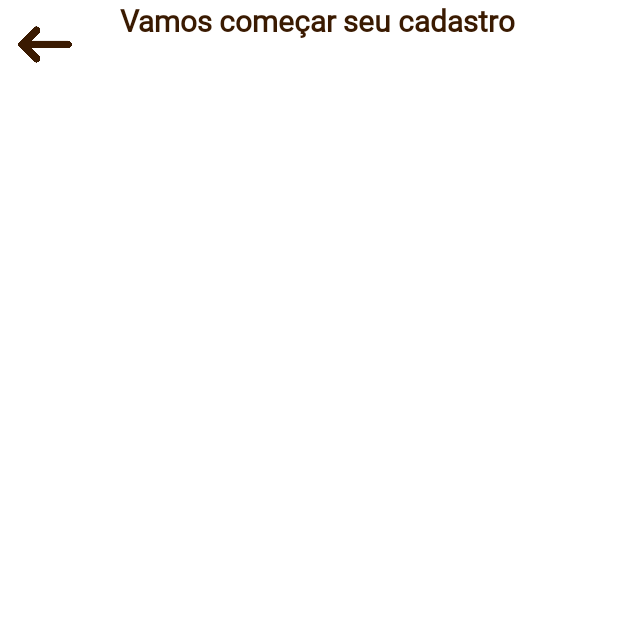
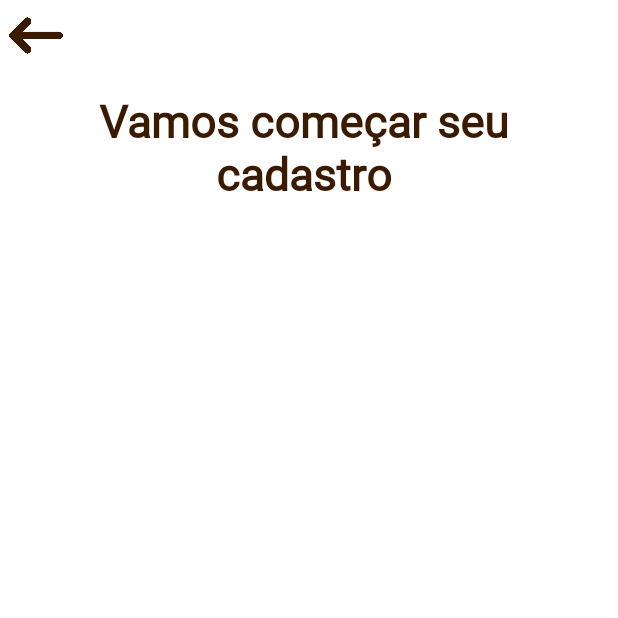
Before and after one commit to Arturleone/PetMaps, an Android app: the Cadastro screen opened directly, with no data from a screen before it, on a phone screen of 412 x 824 dp, the top half of it. Run offline under Robolectric (Android 15) with nearby library versions, the phone set to English and light mode, and no system bars.

Commit message:
Correção código

```diff
--- a/app/src/main/java/com/example/petmaps/Cadastro.kt
+++ b/app/src/main/java/com/example/petmaps/Cadastro.kt
@@ -1,6 +1,10 @@
 package com.example.petmaps
 
+import android.annotation.SuppressLint
+import android.content.Intent
 import android.os.Bundle
+import android.widget.Button
+import android.widget.ImageView
 import androidx.activity.enableEdgeToEdge
 import androidx.appcompat.app.AppCompatActivity
 import androidx.core.view.ViewCompat
@@ -11,5 +15,12 @@ class Cadastro : AppCompatActivity() {
         super.onCreate(savedInstanceState)
         enableEdgeToEdge()
         setContentView(R.layout.activity_cadastro)
+
+        val botao = findViewById<ImageView>(R.id.voltar)
+        botao.setOnClickListener {
+            val intent = Intent(this, Login::class.java)
+            startActivity(intent)
+            finish()
+        }
     }
 }
--- a/app/src/main/java/com/example/petmaps/MainActivity.kt
+++ b/app/src/main/java/com/example/petmaps/MainActivity.kt
@@ -12,7 +12,7 @@ class MainActivity : AppCompatActivity() {
         enableEdgeToEdge()
         setContentView(R.layout.activity_splash)
         Handler().postDelayed({
-            val intent = Intent(this, Login::class.java)
+            val intent = Intent(this, HomeScreen::class.java)
             startActivity(intent)
             finish()
         }, 2000)
--- a/app/src/main/res/layout/activity_cadastro.xml
+++ b/app/src/main/res/layout/activity_cadastro.xml
@@ -9,91 +9,48 @@
     android:orientation="vertical"
     tools:context=".Login">
 
-    <LinearLayout
-        android:id="@+id/linearLayout2"
+    <ScrollView
+        android:layout_width="match_parent"
+        android:layout_height="match_parent">
+    <androidx.constraintlayout.widget.ConstraintLayout
+        android:id="@+id/relativeLayout"
         android:layout_width="match_parent"
         android:layout_height="0dp"
+        android:gravity="center"
         app:layout_constraintBottom_toBottomOf="parent"
         app:layout_constraintStart_toStartOf="parent"
         app:layout_constraintTop_toTopOf="parent">
 
+
         <ImageView
-            android:id="@+id/imageView3"
+            android:id="@+id/voltar"
             android:layout_width="40dp"
             android:layout_height="39dp"
-            android:layout_marginStart="10dp"
-            android:layout_marginTop="10dp"
+
+            android:layout_marginStart="4dp"
+            android:layout_marginTop="4dp"
+            app:layout_constraintStart_toStartOf="parent"
+            app:layout_constraintTop_toTopOf="parent"
             app:srcCompat="@drawable/voltar" />
 
         <TextView
-            android:layout_width="350dp"
+            android:id="@+id/textView6"
+            android:layout_width="300dp"
             android:layout_height="wrap_content"
-            android:layout_marginLeft="30dp"
+            android:layout_marginStart="52dp"
+            android:layout_marginTop="60dp"
             android:fontFamily="@font/firasans"
             android:text="Vamos começar seu cadastro"
-            android:textAlignment="textStart"
+            android:textAlignment="center"
             android:textColor="#3A1A01"
-            android:textSize="20dp"
-            android:textStyle="bold" />
-
-        <LinearLayout
-            android:layout_width="350dp"
-            android:layout_height="match_parent"
-            android:layout_marginLeft="30dp"
-            android:layout_marginTop="5dp"
-            android:orientation="vertical">
-
-            <EditText
-                android:layout_width="match_parent"
-                android:layout_height="wrap_content"
-                android:layout_marginTop="2dp"
-                android:background="@drawable/edittext_border"
-                android:hint="Nome completo"
-                android:padding="8dp"
-                android:textSize="15sp" />
-
-            <EditText
-                android:layout_width="match_parent"
-                android:layout_height="wrap_content"
-                android:layout_marginTop="5dp"
-                android:background="@drawable/edittext_border"
-                android:hint="Apelido"
-                android:padding="8dp"
-                android:textSize="15sp" />
-
-            <EditText
-                android:layout_width="match_parent"
-                android:layout_height="wrap_content"
-                android:layout_marginTop="5dp"
-                android:background="@drawable/edittext_border"
-                android:hint="Endereço de e-mail"
-                android:padding="8dp"
-                android:textSize="15sp" />
-
-            <EditText
-                android:layout_width="match_parent"
-                android:layout_height="wrap_content"
-                android:layout_marginTop="5dp"
-                android:background="@drawable/edittext_border"
-                android:hint="Número de telefone"
-                android:padding="8dp"
-                android:textSize="15sp" />
+            android:textSize="30dp"
+            android:textStyle="bold"
+            app:layout_constraintStart_toStartOf="parent"
+            app:layout_constraintTop_toTopOf="parent" />
 
 
-            <Button
-                android:layout_width="350dp"
-                android:layout_height="40dp"
-                android:layout_marginTop="15dp"
-                android:backgroundTint="#EAA353"
-                android:gravity="top|center_horizontal"
-                android:text="Cadastrar"
-                android:textSize="16dp"
-                android:textStyle="bold" />
+    </androidx.constraintlayout.widget.ConstraintLayout>
 
-            />
-
-        </LinearLayout>
-
-    </LinearLayout>
+    </ScrollView>
 
 </androidx.constraintlayout.widget.ConstraintLayout>
--- a/app/src/main/res/values-night/themes.xml
+++ b/app/src/main/res/values-night/themes.xml
@@ -1,7 +1,6 @@
 <resources xmlns:tools="http://schemas.android.com/tools">
     <!-- Base application theme. -->
     <style name="Base.Theme.PetMaps" parent="Theme.Material3.DayNight.NoActionBar">
-        <!-- Customize your dark theme here. -->
-        <!-- <item name="colorPrimary">@color/my_dark_primary</item> -->
+        <item name="colorPrimaryDark">#EAA353</item>
     </style>
 </resources>
--- a/app/src/main/res/values/themes.xml
+++ b/app/src/main/res/values/themes.xml
@@ -1,8 +1,7 @@
 <resources xmlns:tools="http://schemas.android.com/tools">
     <!-- Base application theme. -->
     <style name="Base.Theme.PetMaps" parent="Theme.Material3.DayNight.NoActionBar">
-        <!-- Customize your light theme here. -->
-        <!-- <item name="colorPrimary">@color/my_light_primary</item> -->
+        <item name="colorPrimaryDark">#EAA353</item>
     </style>
 
     <style name="Theme.PetMaps" parent="Base.Theme.PetMaps" />
```
Also changed, not shown: app/src/main/java/com/example/petmaps/HomeScreen.kt (+8 -0 lines), app/src/main/java/com/example/petmaps/Login.kt (+16 -0 lines), app/src/main/res/layout/activity_homescreen.xml (+18 -17 lines), app/src/main/res/layout/activity_login.xml (+4 -10 lines), app/src/main/res/layout/appbar.xml (deleted, +0 -11 lines).
